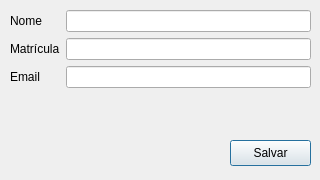
Above: userRegister.ui from Gaffaell/projeto-agenda before the change. Below: the same form after it.
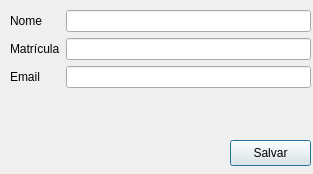
That is the form after the change.

Patch:
```diff
--- a/userRegister.ui
+++ b/userRegister.ui
@@ -6,8 +6,8 @@
    <rect>
     <x>0</x>
     <y>0</y>
-    <width>320</width>
-    <height>180</height>
+    <width>313</width>
+    <height>174</height>
    </rect>
   </property>
   <property name="windowTitle">
```
